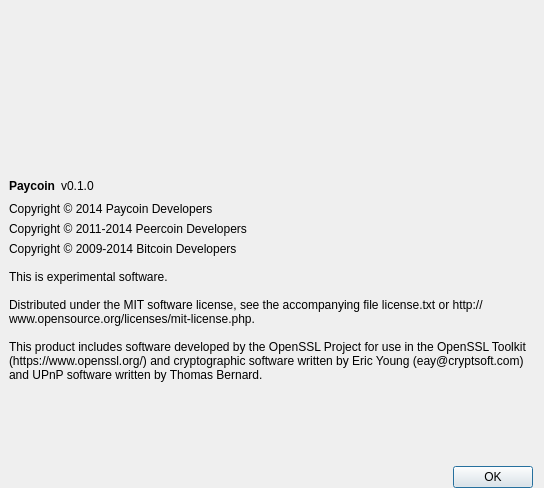
Before: the Qt Designer form src/qt/forms/aboutdialog.ui in PaycoinFoundation/paycoin, drawn with Qt 5.
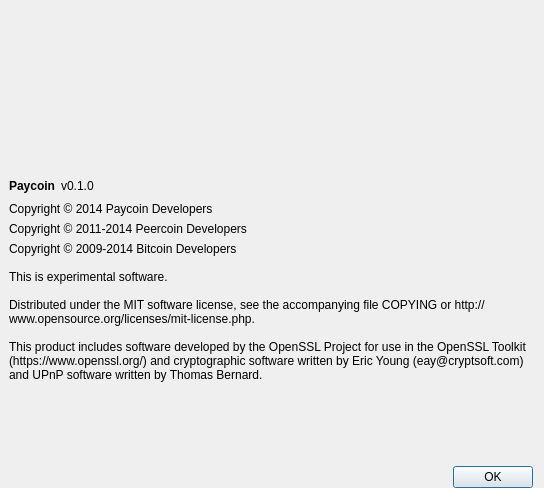
After: the same form once the commit is applied. Icons and pictures are not drawn.

Commit message:
Replace reference to license.txt with COPYING
In all instances except for paycoin/src/json

```diff
--- a/src/qt/forms/aboutdialog.ui
+++ b/src/qt/forms/aboutdialog.ui
@@ -134,7 +134,7 @@
 
 This is experimental software.
 
-Distributed under the MIT software license, see the accompanying file license.txt or http://www.opensource.org/licenses/mit-license.php.
+Distributed under the MIT software license, see the accompanying file COPYING or http://www.opensource.org/licenses/mit-license.php.
 
 This product includes software developed by the OpenSSL Project for use in the OpenSSL Toolkit (https://www.openssl.org/) and cryptographic software written by Eric Young (eay@cryptsoft.com) and UPnP software written by Thomas Bernard.</string>
        </property>
```
The commit also changes 70 other files.
